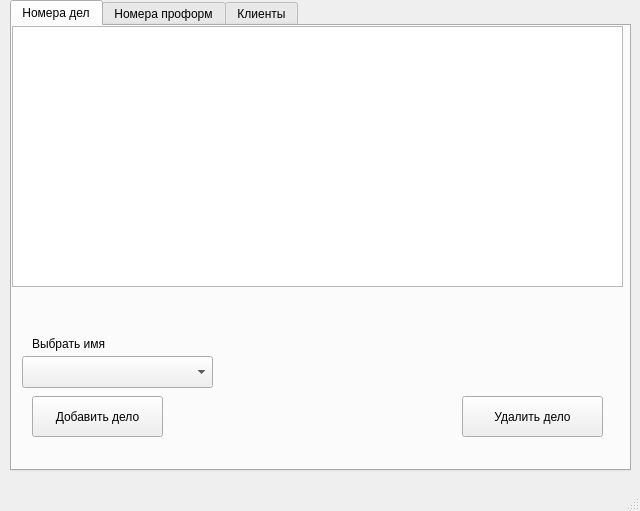
Before: the Qt Designer form main.ui in Sne51/Polarpor_DB_win, drawn with Qt 5.
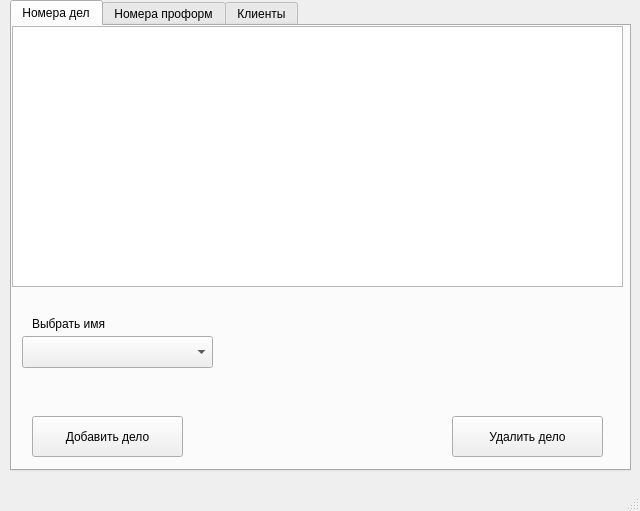
After: the same form once the commit is applied. The open tabs and pages were chosen to show the change.

Commit message: Updated main.py and main.ui for correct splash screen positioning and added column to proforma table

The edit to the form file:
```diff
--- a/main.ui
+++ b/main.ui
@@ -44,8 +44,8 @@
       <property name="geometry">
        <rect>
         <x>20</x>
-        <y>370</y>
-        <width>131</width>
+        <y>390</y>
+        <width>151</width>
         <height>41</height>
        </rect>
       </property>
@@ -56,9 +56,9 @@
      <widget class="QPushButton" name="deleteCaseButton">
       <property name="geometry">
        <rect>
-        <x>450</x>
-        <y>370</y>
-        <width>141</width>
+        <x>440</x>
+        <y>390</y>
+        <width>151</width>
         <height>41</height>
        </rect>
       </property>
@@ -70,17 +70,17 @@
       <property name="geometry">
        <rect>
         <x>10</x>
-        <y>330</y>
-        <width>191</width>
-        <height>32</height>
-       </rect>
-      </property>
-     </widget>
-     <widget class="QLabel" name="label">
-      <property name="geometry">
-       <rect>
-        <x>20</x>
         <y>310</y>
+        <width>191</width>
+        <height>32</height>
+       </rect>
+      </property>
+     </widget>
+     <widget class="QLabel" name="label_caseName">
+      <property name="geometry">
+       <rect>
+        <x>20</x>
+        <y>290</y>
         <width>91</width>
         <height>16</height>
        </rect>
```
Left out of the diff: 32 changed lines with no effect on the pictures. The commit also changes 1 other file.
